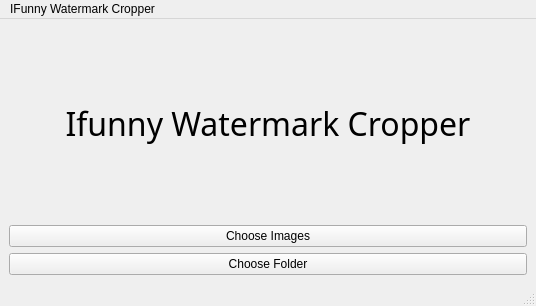
Above: WatermarkCropper/mainwindow.ui from vg16855/Ifunny-Watermark-Cropper before the change. Below: the same form after it.
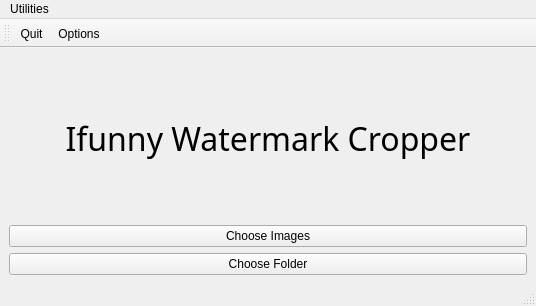
That is the form after the change. Icons and pictures are not drawn.

Diff of the .ui file:
```diff
--- a/WatermarkCropper/mainwindow.ui
+++ b/WatermarkCropper/mainwindow.ui
@@ -62,12 +62,52 @@
    </property>
    <widget class="QMenu" name="menuIFunny_Watermark_Cropper">
     <property name="title">
-     <string>IFunny Watermark Cropper</string>
+     <string>Utilities</string>
     </property>
    </widget>
    <addaction name="menuIFunny_Watermark_Cropper"/>
   </widget>
   <widget class="QStatusBar" name="statusbar"/>
+  <widget class="QToolBar" name="toolBar">
+   <property name="windowTitle">
+    <string>toolBar</string>
+   </property>
+   <attribute name="toolBarArea">
+    <enum>TopToolBarArea</enum>
+   </attribute>
+   <attribute name="toolBarBreak">
+    <bool>false</bool>
+   </attribute>
+   <addaction name="actionQuit"/>
+   <addaction name="actionOptions"/>
+  </widget>
+  <action name="actionOptions">
+   <property name="icon">
+    <iconset resource="Resources.qrc">
+     <normaloff>:/MyImages/Images/icons8-settings-32.png</normaloff>:/MyImages/Images/icons8-settings-32.png</iconset>
+   </property>
+   <property name="text">
+    <string>Options</string>
+   </property>
+  </action>
+  <action name="actionQuit">
+   <property name="icon">
+    <iconset resource="Resources.qrc">
+     <normaloff>:/MyImages/Images/icons8-close-32.png</normaloff>:/MyImages/Images/icons8-close-32.png</iconset>
+   </property>
+   <property name="text">
+    <string>Quit</string>
+   </property>
+  </action>
+  <action name="actionAbout">
+   <property name="icon">
+    <iconset resource="Resources.qrc">
+     <normaloff>:/MyImages/Images/icons8-about-32.png</normaloff>:/MyImages/Images/icons8-about-32.png</iconset>
+   </property>
+   <property name="text">
+    <string>About</string>
+   </property>
+  </action>
  </widget>
  <resources/>
  <connections/>
```
Left out of the diff: 7 changed lines with no effect on the pictures.
